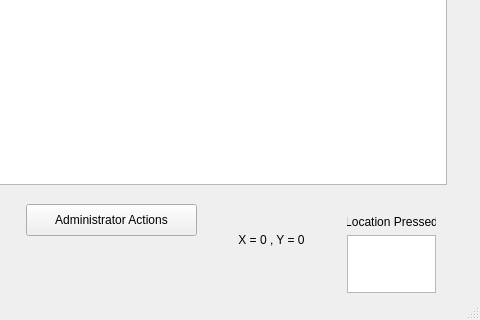
housengw/CS8-I-Love-Baseball, file app/baseball_gui/mainwindow.ui: the form before one commit; both pictures show x 521 to 1001 and y 353 to 673 of the 1001 by 673 pixel window.
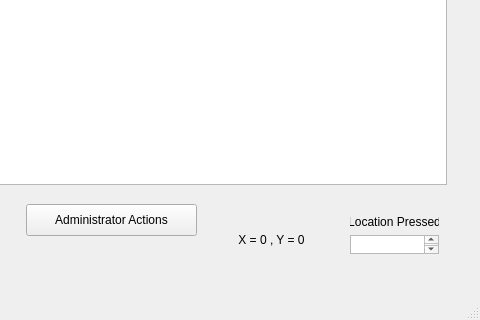
The form after the commit. Custom widgets are drawn as their Qt base class.

```diff
--- a/app/baseball_gui/mainwindow.ui
+++ b/app/baseball_gui/mainwindow.ui
@@ -91,10 +91,10 @@
    <widget class="QWidget" name="layoutWidget">
     <property name="geometry">
      <rect>
-      <x>857</x>
+      <x>860</x>
       <y>540</y>
       <width>111</width>
-      <height>100</height>
+      <height>61</height>
      </rect>
     </property>
     <layout class="QGridLayout" name="gridLayout">
```
